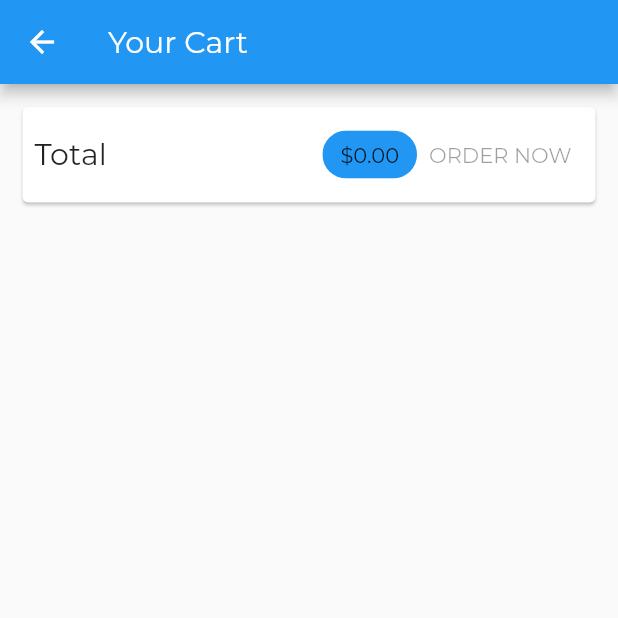
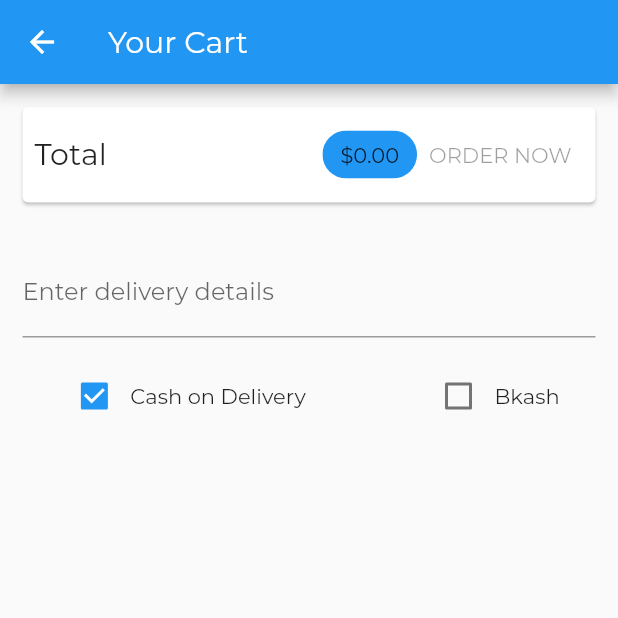
Before and after one commit to ai-rayhan/food_delivery_web, a Flutter app: the CartScreen screen opened directly, on a phone screen of 412 x 824 dp, the top half of it. Run offline on Flutter 3.47's test engine with Material 2 defaults, Android fonts, the phone set to English and light mode, and no system bars; our stand-ins replace auto_size_text, cloud_firestore, firebase_auth, firebase_core, flutter_svg; accounts and stored records are empty; network calls fail.

Commit message:
payment system & view admin order added

```diff
--- a/lib/components/appbar.dart
+++ b/lib/components/appbar.dart
@@ -199,7 +199,7 @@ class _MyAppBarState extends State<MyAppBar> {
                   Navigator.push<void>(
                     context,
                     MaterialPageRoute<void>(
-                      builder: (BuildContext context) => const CartScreen(),
+                      builder: (BuildContext context) =>  CartScreen(),
                     ),
                   );
                 },
--- a/lib/components/header.dart
+++ b/lib/components/header.dart
@@ -86,7 +86,7 @@ class Header extends StatelessWidget {
               Navigator.push<void>(
                 context,
                 MaterialPageRoute<void>(
-                  builder: (BuildContext context) => const CartScreen(),
+                  builder: (BuildContext context) =>  CartScreen(),
                 ),
               );
             },
--- a/lib/screens/cart_screen.dart
+++ b/lib/screens/cart_screen.dart
@@ -1,85 +1,157 @@
-
 import 'package:flutter/material.dart';
 import 'package:food_delivery_web/screens/orders_screen.dart';
 import 'package:provider/provider.dart';
 
 import '../provider/orders.dart';
-import '../widgets/cart_item.dart';
+import '../widgets/cart_item.dart' as ci;
 
 import '../provider/cart.dart' show Cart;
 
-class CartScreen extends StatelessWidget {
-  static const routeName = '/cart';
+class CartScreen extends StatefulWidget {
+  static const String routeName = '/cart';
 
-  const CartScreen({super.key});
+  @override
+  State<CartScreen> createState() => _CartScreenState();
+}
+
+class _CartScreenState extends State<CartScreen> {
+  bool bkash = false;
+
+  var cod = true;
 
   @override
   Widget build(BuildContext context) {
     final cart = Provider.of<Cart>(context);
     return Scaffold(
       appBar: AppBar(
-        title: const Text('Your Cart'),
-
+        title: Text('Your Cart'),
       ),
       body: Column(
         children: <Widget>[
           Card(
-            margin: const EdgeInsets.all(15),
+            margin: EdgeInsets.all(15.0),
             child: Padding(
-              padding: const EdgeInsets.all(8),
+              padding: EdgeInsets.all(8.0),
               child: Row(
                 mainAxisAlignment: MainAxisAlignment.spaceBetween,
                 children: <Widget>[
-                  const Text(
+                  Text(
                     'Total',
-                    style: TextStyle(fontSize: 20),
+                    style: TextStyle(fontSize: 20.0),
                   ),
-                  const Spacer(),
+                  Spacer(),
                   Chip(
-                    label: Text(
-                      '\$${cart.totalAmaount.toStringAsFixed(2)}',
-                      style: const TextStyle(
-                          // color: Theme.of(context).primaryColor,
-                          ),
-                    ),
+                    label: Text('\$${cart.totalAmaount.toStringAsFixed(2)}'),
                     backgroundColor: Theme.of(context).primaryColor,
                   ),
-                 OrderButton(cart: cart)
+                       OrderButton(cart: cart, isCOD: bkash == false?true:false,)
                 ],
               ),
             ),
           ),
-          const SizedBox(height: 10),
+          Padding(
+            padding: const EdgeInsets.all(15),
+            child: TextFormField(
+              controller: mycontroller,
+              decoration: const InputDecoration(
+                hintText: 'Ex: Name,Phone,Address',
+                border: UnderlineInputBorder(),
+                labelText: 'Enter delivery details',
+              ),
+            ),
+          ),
+          if (bkash == true || cod == false)
+            Padding(
+              padding: const EdgeInsets.all(15),
+              child: TextFormField(
+                controller: mycontroller2,
+                decoration: const InputDecoration(
+                  hintText: 'Ex: w327gdfe772f3',
+                  border: UnderlineInputBorder(),
+                  labelText: 'Enter your transection id',
+                ),
+              ),
+            )
+          else
+            Container(),
+          Container(
+            child: Row(
+              mainAxisAlignment: MainAxisAlignment.spaceAround,
+              children: [
+                Row(
+                  mainAxisAlignment: MainAxisAlignment.spaceAround,
+                  children: [
+                    Checkbox(
+                        value: cod,
+                        onChanged: (valuen) {
+                          setState(() {
+                            cod = valuen!;
+                            // bkash = valuen!;
+                            bkash = !valuen;
+                          });
+                        }),
+                    Container(
+                      child: const Text("Cash on Delivery"),
+                    ),
+                  ],
+                ),
+                Row(
+                  mainAxisAlignment: MainAxisAlignment.spaceAround,
+                  children: [
+                    Checkbox(
+                        value: bkash,
+                        onChanged: (value) {
+                          setState(() {
+                            bkash = value!;
+                            // cod = value;
+                            cod = !value;
+                          });
+                        }),
+                    Container(
+                      child: const Text("Bkash"),
+                    ),
+                  ],
+                ),
+              ],
+            ),
+          ),
           Expanded(
             child: ListView.builder(
-                itemCount: cart.items.length,
-                itemBuilder: (ctx, i) => CartItem(
+              itemCount: cart.itemCount,
+              itemBuilder: (context, i) => ci.CartItem(
                 cart.items.values.toList()[i].id,
                 cart.items.keys.toList()[i],
                 cart.items.values.toList()[i].price,
                 cart.items.values.toList()[i].quantity,
                 cart.items.values.toList()[i].title,
-                    )),
-          )
+              ),
+            ),
+          ),
         ],
       ),
     );
   }
 }
 
+TextEditingController mycontroller = TextEditingController();
+TextEditingController mycontroller2 = TextEditingController();
+
 class OrderButton extends StatefulWidget {
-  const OrderButton({
+   OrderButton({
+    Key? key,
     required this.cart,
-  });
+    required this.isCOD,
+  }) : super(key: key);
 
   final Cart cart;
+  bool isCOD;
 
   @override
   _OrderButtonState createState() => _OrderButtonState();
 }
 
 class _OrderButtonState extends State<OrderButton> {
-  var _isLoading = false;
+  bool _isLoading = false;
 
   @override
   Widget build(BuildContext context) {
@@ -91,15 +163,36 @@ class _OrderButtonState extends State<OrderButton> {
               setState(() {
                 _isLoading = true;
               });
+              if (mycontroller.text == ''||widget.isCOD==false?mycontroller2.text=='':mycontroller.text=='') {
+                print('object');
+                setState(() {
+                  _isLoading = false;
+                  ScaffoldMessenger.of(context).showSnackBar(
+                      SnackBar(content: Text('Please enter Information correctly')));
+                });
+                return;
+              } else {
                 await Provider.of<Orders>(context, listen: false).addOrder(
                   widget.cart.items.values.toList(),
                   widget.cart.totalAmaount,
+                  mycontroller.text,
+                  mycontroller2.text==''?'Not paid':mycontroller2.text,
+                  widget.isCOD?"COD":mycontroller2.text,
                 );
+              }
               setState(() {
                 _isLoading = false;
               });
               widget.cart.clear();
+              mycontroller.clear();
+              mycontroller2.clear();
+              // Navigator.of(context).pushReplacement(
+              //   // CustomRoute(
+              //   //   builder: (context) => OrdersScreen(),
+              //   // ),
+              // );
             },
+      // textColor: Theme.of(context).primaryColor,
     );
   }
 }
--- a/pubspec.yaml
+++ b/pubspec.yaml
@@ -45,6 +45,7 @@ dependencies:
   flutter_phoenix: ^1.1.1
   firebase_auth: ^4.4.0
   phoenix_native: ^0.0.2
+  flutter_bkash: ^0.1.3
 
 dev_dependencies:
   flutter_test:
```
Also changed, not shown: lib/provider/orders.dart (+14 -1 lines), lib/screens/admin/main_screen.dart (+18 -0 lines), lib/screens/admin/view_order_screen.dart (added, +120 -0 lines), lib/screens/product_details_screen.dart (+8 -1 lines), pubspec.lock. Lines whose indentation alone changed are shown as unchanged.
